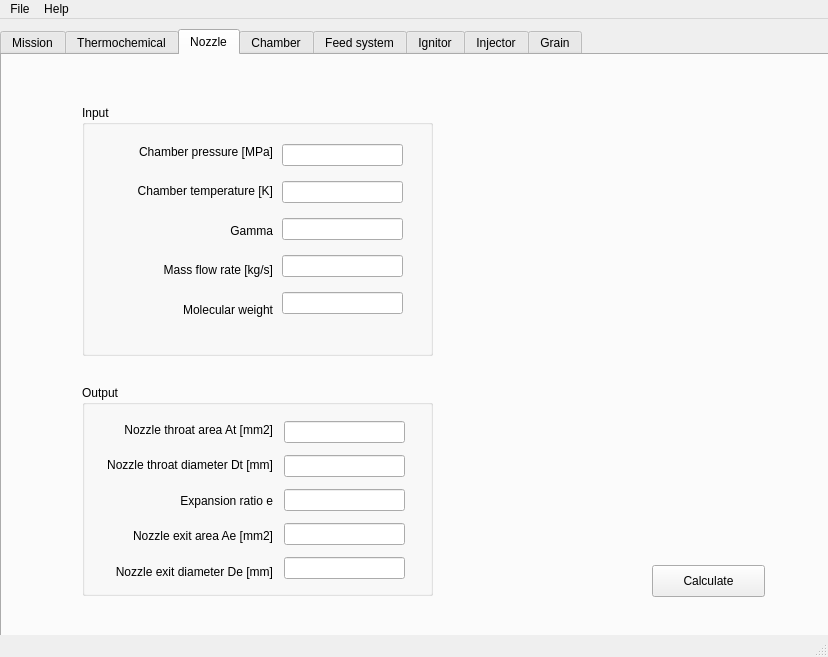
First picture: the form in rocket_designer.ui, repository shohei/rocket_designer, before the edit.
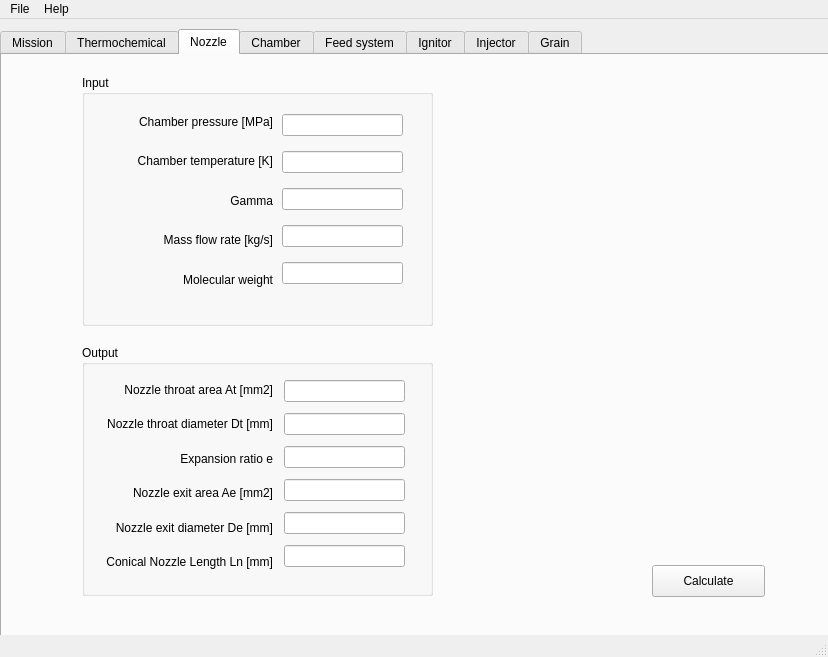
Second picture: the form after the edit. The open tabs and pages were chosen to show the change. Custom widgets are drawn as their Qt base class.

Patch:
```diff
--- a/rocket_designer.ui
+++ b/rocket_designer.ui
@@ -745,7 +745,7 @@
       <property name="geometry">
        <rect>
         <x>80</x>
-        <y>50</y>
+        <y>20</y>
         <width>351</width>
         <height>251</height>
        </rect>
@@ -863,9 +863,9 @@
       <property name="geometry">
        <rect>
         <x>80</x>
-        <y>330</y>
+        <y>290</y>
         <width>351</width>
-        <height>211</height>
+        <height>251</height>
        </rect>
       </property>
       <property name="title">
@@ -877,7 +877,7 @@
          <x>20</x>
          <y>30</y>
          <width>171</width>
-         <height>171</height>
+         <height>201</height>
         </rect>
        </property>
        <layout class="QVBoxLayout" name="verticalLayout_17">
@@ -940,6 +940,19 @@
           </property>
          </widget>
         </item>
+        <item>
+         <widget class="QLabel" name="label_38">
+          <property name="text">
+           <string>Conical Nozzle Length Ln [mm]</string>
+          </property>
+          <property name="alignment">
+           <set>Qt::AlignRight|Qt::AlignTrailing|Qt::AlignVCenter</set>
+          </property>
+          <property name="wordWrap">
+           <bool>true</bool>
+          </property>
+         </widget>
+        </item>
        </layout>
       </widget>
       <widget class="QWidget" name="verticalLayoutWidget_16">
@@ -948,7 +961,7 @@
          <x>202</x>
          <y>30</y>
          <width>121</width>
-         <height>171</height>
+         <height>201</height>
         </rect>
        </property>
        <layout class="QVBoxLayout" name="verticalLayout_18">
@@ -967,6 +980,9 @@
         <item>
          <widget class="QLineEdit" name="le_de"/>
         </item>
+        <item>
+         <widget class="QLineEdit" name="le_ln"/>
+        </item>
        </layout>
       </widget>
      </widget>
```
Left out of the diff: 2 changed lines with no effect on the pictures.
